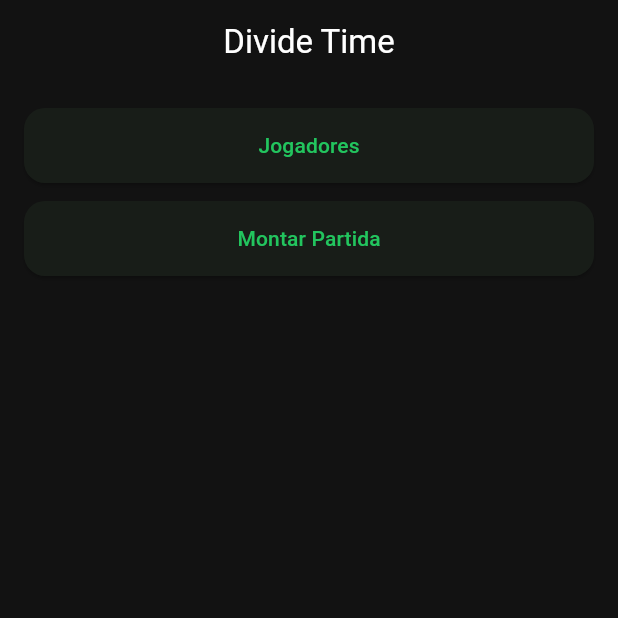
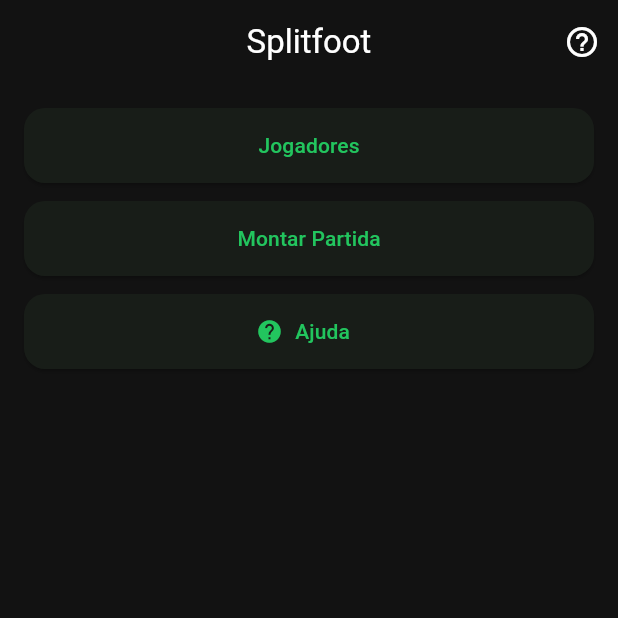
Before and after one commit to jalobler7/Splitfoot, a Flutter app: the screen it shows after launch, on a phone screen of 412 x 824 dp, the top half of it. Run offline on Flutter 3.47's test engine with Material 3 defaults, Android fonts, the phone set to English and light mode, and no system bars; our stand-ins replace go_router, hive, hive_flutter; accounts and stored records are empty.

Commit message:
nomeia Splitfoot

```diff
--- a/lib/app/app.dart
+++ b/lib/app/app.dart
@@ -9,7 +9,7 @@ class DivideTimeApp extends StatelessWidget {
   @override
   Widget build(BuildContext context) {
     return MaterialApp.router(
-      title: 'Divide Time',
+      title: 'Splitfoot',
       debugShowCheckedModeBanner: false,
       theme: AppTheme.darkTheme,
       routerConfig: appRouter,
--- a/lib/app/routes/app_routes.dart
+++ b/lib/app/routes/app_routes.dart
@@ -1,6 +1,7 @@
 import 'package:go_router/go_router.dart';
 import '../../data/models/player_model.dart';
 import '../../domain/entities/team_result.dart';
+import '../../presentation/pages/help/help_page.dart';
 import '../../presentation/pages/home/home_page.dart';
 import '../../presentation/pages/match_setup/match_setup_page.dart';
 import '../../presentation/pages/players/players_page.dart';
@@ -13,6 +14,7 @@ class AppRoutes {
   static const matchSetup = '/match-setup';
   static const result = '/result';
   static const ranking = '/ranking';
+  static const help = '/help';
 }
 
 final GoRouter appRouter = GoRouter(
@@ -31,6 +33,10 @@ final GoRouter appRouter = GoRouter(
       builder: (context, state) => const MatchSetupPage(),
     ),
     GoRoute(
+      path: AppRoutes.help,
+      builder: (context, state) => const HelpPage(),
+    ),
+    GoRoute(
       path: AppRoutes.result,
       builder: (context, state) {
         final results = state.extra as List<TeamResult>;
--- a/lib/presentation/pages/home/home_page.dart
+++ b/lib/presentation/pages/home/home_page.dart
@@ -9,7 +9,14 @@ class HomePage extends StatelessWidget {
   Widget build(BuildContext context) {
     return Scaffold(
       appBar: AppBar(
-        title: const Text('Divide Time'),
+        title: const Text('Splitfoot'),
+        actions: [
+          IconButton(
+            onPressed: () => context.go(AppRoutes.help),
+            icon: const Icon(Icons.help_outline),
+            tooltip: 'Ajuda',
+          ),
+        ],
       ),
       body: Padding(
         padding: const EdgeInsets.all(16),
@@ -24,6 +31,12 @@ class HomePage extends StatelessWidget {
               onPressed: () => context.go(AppRoutes.matchSetup),
               child: const Text('Montar Partida'),
             ),
+            const SizedBox(height: 12),
+            ElevatedButton.icon(
+              onPressed: () => context.go(AppRoutes.help),
+              icon: const Icon(Icons.help),
+              label: const Text('Ajuda'),
+            ),
           ],
         ),
       ),
```
Also changed, not shown: lib/presentation/pages/help/help_page.dart (added, +108 -0 lines), 1 other file.
